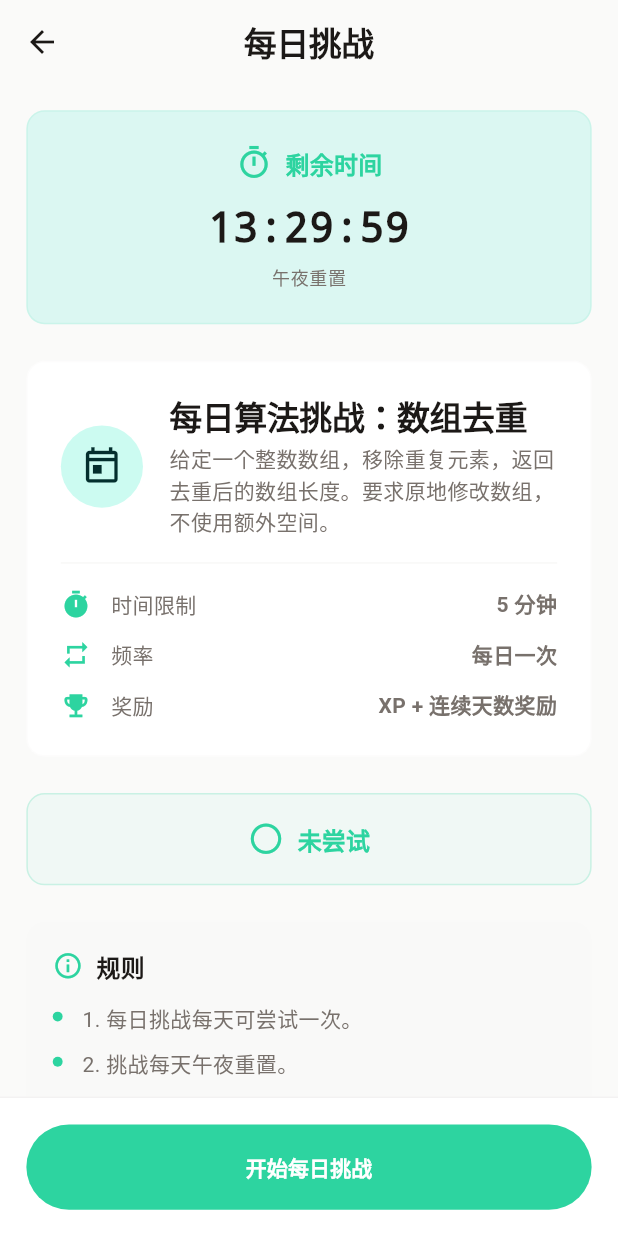
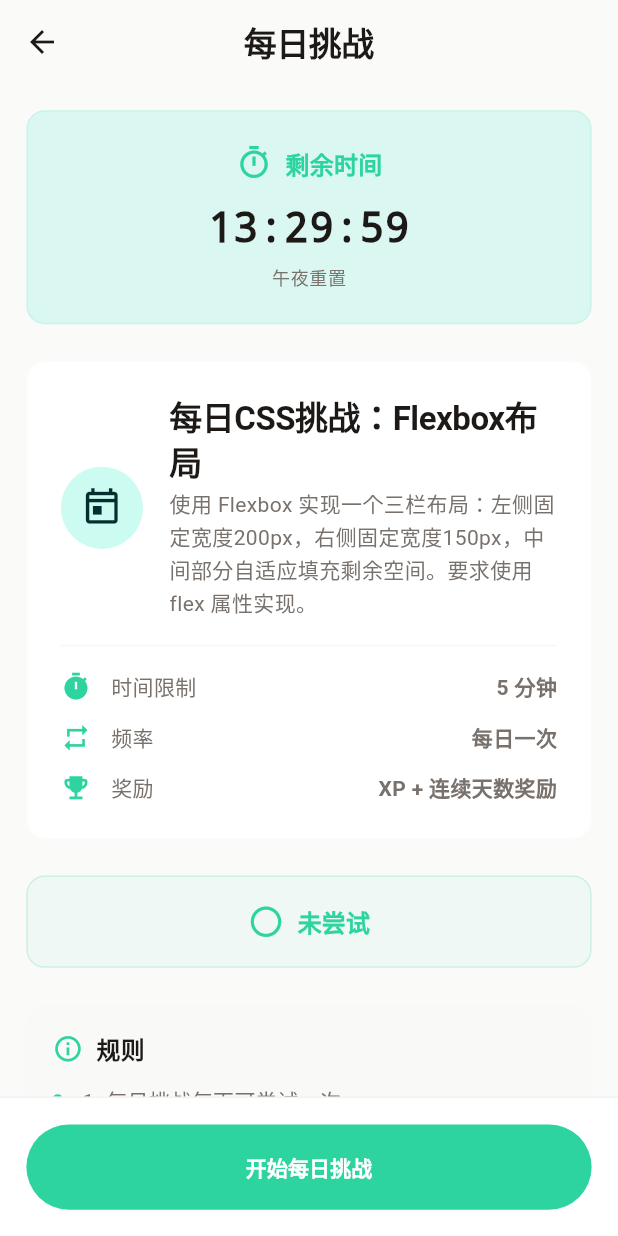
Before and after one commit to Flourite423/CodeQuest, a Flutter app: the DailyChallengeView screen opened by its route, on a phone screen of 412 x 824 dp. Run offline on Flutter 3.47's test engine with Material 3 defaults, Android fonts, the phone set to English and light mode, and no system bars; our stand-ins replace connectivity_plus, dio, firebase_core, firebase_messaging, flutter_highlight, flutter_local_notifications and 6 more; accounts and stored records are empty; network calls fail.

Commit message:
fix(mobile): update mock daily challenge to CSS topic for frontend learning platform
- Change mock challenge from "数组去重" (Python algorithm) to "Flexbox布局" (CSS)
- Update description to CSS Flexbox three-column layout task
- Align mock data with frontend learning platform theme

```diff
--- a/mobile/lib/views/daily_challenge/daily_challenge_view.dart
+++ b/mobile/lib/views/daily_challenge/daily_challenge_view.dart
@@ -135,8 +135,8 @@ class DailyChallengeController extends BaseController {
     final now = DateTime.now();
     dailyChallenge.value = DailyChallenge(
       id: 'mock-daily-001',
-      title: '每日算法挑战：数组去重',
-      description: '给定一个整数数组，移除重复元素，返回去重后的数组长度。要求原地修改数组，不使用额外空间。',
+      title: '每日CSS挑战：Flexbox布局',
+      description: '使用 Flexbox 实现一个三栏布局：左侧固定宽度200px，右侧固定宽度150px，中间部分自适应填充剩余空间。要求使用 flex 属性实现。',
       timeLimit: 300,
       isAttempted: false,
       isExpired: false,
```
